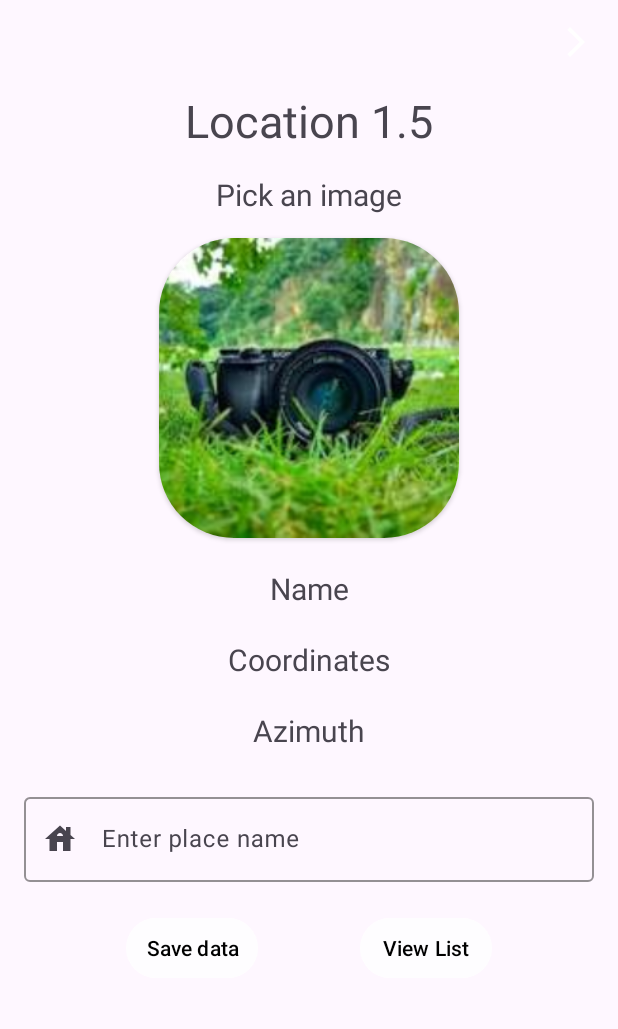
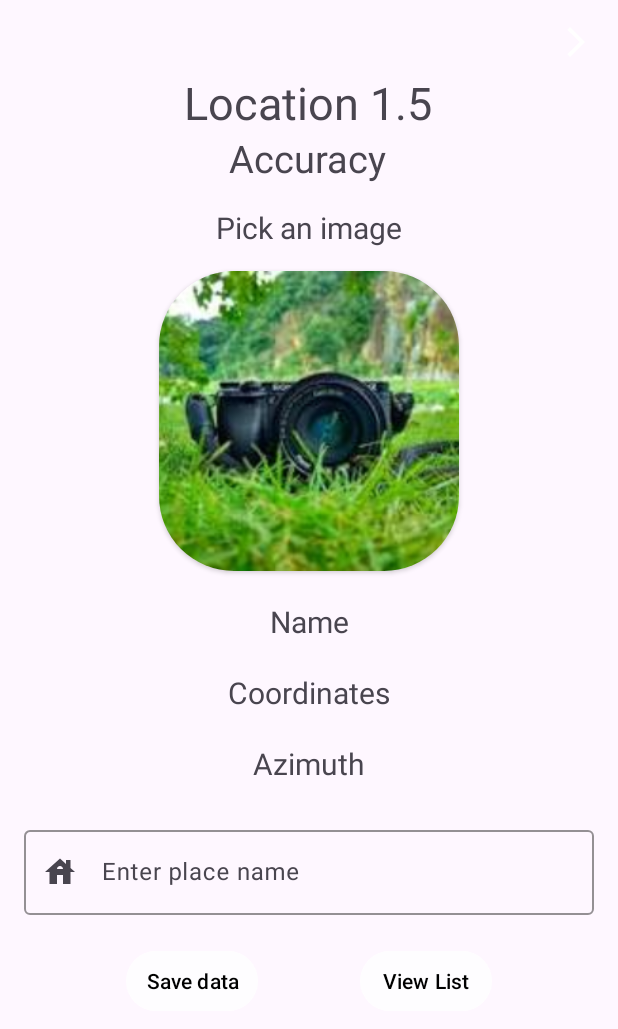
Before and after one commit to AR-Smart-Navigation-Campus/AR-Smart-Navigation-Campus, an Android app: the AddLocationFragment screen opened through its navigation route, on a phone screen of 412 x 824 dp. Shown: the top 1029 px of the screen. Run offline under Robolectric (Android 15) with nearby library versions, the phone set to English and light mode, and no system bars; our stand-ins replace Firebase (no records; nobody signed in at launch, a user with empty details on screens opened directly); pictures from the network do not load.

Commit message:
fixing accuracy on AR

```diff
--- a/app/src/main/java/com/example/locations/Admin/all_location/LocationAdapter.kt
+++ b/app/src/main/java/com/example/locations/Admin/all_location/LocationAdapter.kt
@@ -60,8 +60,8 @@ RecyclerView.Adapter<LocationAdapter.LocationViewHolder>() {
             Glide.with(binding.root).load(location.imgUrl).circleCrop().into(binding.buildingImage)
             val coords=   binding.locationTextView
             val azimuth= binding.azimuthTextView
-            coords.text = location.location
-            azimuth.text = location.azimuth
+            coords.text = "Location: ${location.location}"
+            azimuth.text = "Azimuth: ${location.azimuth}"
             if(currentUser!=admin) {
                 coords.visibility=View.GONE
                 azimuth.visibility=View.GONE
--- a/app/src/main/java/com/example/locations/Admin/all_location/detail_location/DetailLocationInfo.kt
+++ b/app/src/main/java/com/example/locations/Admin/all_location/detail_location/DetailLocationInfo.kt
@@ -48,8 +48,8 @@ class DetailLocationInfo : Fragment() {
             val coords=   binding.locationLocation
             val azimuth= binding.locationAzimuth
             binding.locationName.text = it.name
-            coords.text = it.location
-            azimuth.text = it.azimuth
+            coords.text = "Location: ${it.location}"
+            azimuth.text = "Azimuth: ${it.azimuth}"
             if(currentUser!=admin) {
                 coords.visibility=View.GONE
                 azimuth.visibility=View.GONE
--- a/app/src/main/java/com/example/locations/Admin/all_location/single_location/LocationUpdatesLiveData.kt
+++ b/app/src/main/java/com/example/locations/Admin/all_location/single_location/LocationUpdatesLiveData.kt
@@ -4,6 +4,7 @@ import android.content.Context
 import android.os.Looper
 import android.util.Log
 import androidx.lifecycle.LiveData
+import com.example.locations.databinding.AddLocationBinding
 import com.google.android.gms.location.FusedLocationProviderClient
 import com.google.android.gms.location.LocationCallback
 import com.google.android.gms.location.LocationRequest
@@ -18,20 +19,19 @@ import java.util.concurrent.TimeUnit
  * and emits updates to observers with the latest location as a formatted string.
  */
 class LocationUpdatesLiveData(context:Context) : LiveData<String>() {
-
     //FusedLocationProviderClient instance to request location updates.
     private val locationClient : FusedLocationProviderClient =
         LocationServices.getFusedLocationProviderClient(context)
 
     // Location request object specifying update interval and priority.
     private val locationRequest =
-        LocationRequest.Builder(Priority.PRIORITY_HIGH_ACCURACY,TimeUnit.SECONDS.toMillis(2)).build()
+        LocationRequest.Builder(Priority.PRIORITY_HIGH_ACCURACY,TimeUnit.SECONDS.toMillis(1)).build()
 
     //Location callback to receive location updates from the FusedLocationProviderClient.
     private val locationCallback = object  : LocationCallback(){
         override fun onLocationResult(p0: LocationResult) {
             p0.lastLocation?.let {
-                postValue("${it.latitude} , ${it.longitude}")
+                postValue("${it.latitude} , ${it.longitude} , ${it.accuracy}")
             }
         }
     }
--- a/app/src/main/res/layout/add_location.xml
+++ b/app/src/main/res/layout/add_location.xml
@@ -22,21 +22,34 @@
         android:id="@+id/coordText"
         android:layout_width="wrap_content"
         android:layout_height="wrap_content"
+        android:layout_marginTop="8dp"
         android:text="Location 1.5"
-        android:layout_marginTop="20dp"
         android:textSize="30sp"
         app:layout_constraintEnd_toEndOf="parent"
+        app:layout_constraintHorizontal_bias="0.497"
         app:layout_constraintStart_toStartOf="parent"
-        app:layout_constraintTop_toBottomOf="@id/btnBack"
-        />
-<TextView
+        app:layout_constraintTop_toBottomOf="@id/btnBack" />
+
+    <TextView
+        android:id="@+id/accuracy"
+        android:layout_width="wrap_content"
+        android:layout_height="wrap_content"
+        android:layout_marginTop="48dp"
+        android:text="Accuracy"
+        android:textSize="25sp"
+        app:layout_constraintEnd_toEndOf="parent"
+        app:layout_constraintHorizontal_bias="0.498"
+        app:layout_constraintStart_toStartOf="parent"
+        app:layout_constraintTop_toBottomOf="@id/btnBack" />
+
+    <TextView
     android:id="@+id/pick_img_text"
     android:layout_width="wrap_content"
     android:layout_height="wrap_content"
     android:text="Pick an image"
     android:textSize="20dp"
     android:layout_marginTop="15dp"
-    app:layout_constraintTop_toBottomOf="@id/coordText"
+    app:layout_constraintTop_toBottomOf="@id/accuracy"
     app:layout_constraintStart_toStartOf="parent"
     app:layout_constraintEnd_toEndOf="parent"/>
     <androidx.cardview.widget.CardView
--- a/build.gradle.kts
+++ b/build.gradle.kts
@@ -5,6 +5,6 @@ buildscript {
 }
 // Top-level build file where you can add configuration options common to all sub-projects/modules.
 plugins {
-    id("com.android.application") version "8.3.1" apply false
+    id("com.android.application") version "8.4.1" apply false
     id("org.jetbrains.kotlin.android") version "1.9.10" apply false
 }
```
Also changed, not shown: app/src/main/java/com/example/locations/AR/StartARFragment.kt (+29 -26 lines), app/src/main/java/com/example/locations/Admin/all_location/single_location/AddLocationFragment.kt (+7 -1 lines), gradle/wrapper/gradle-wrapper.properties.
